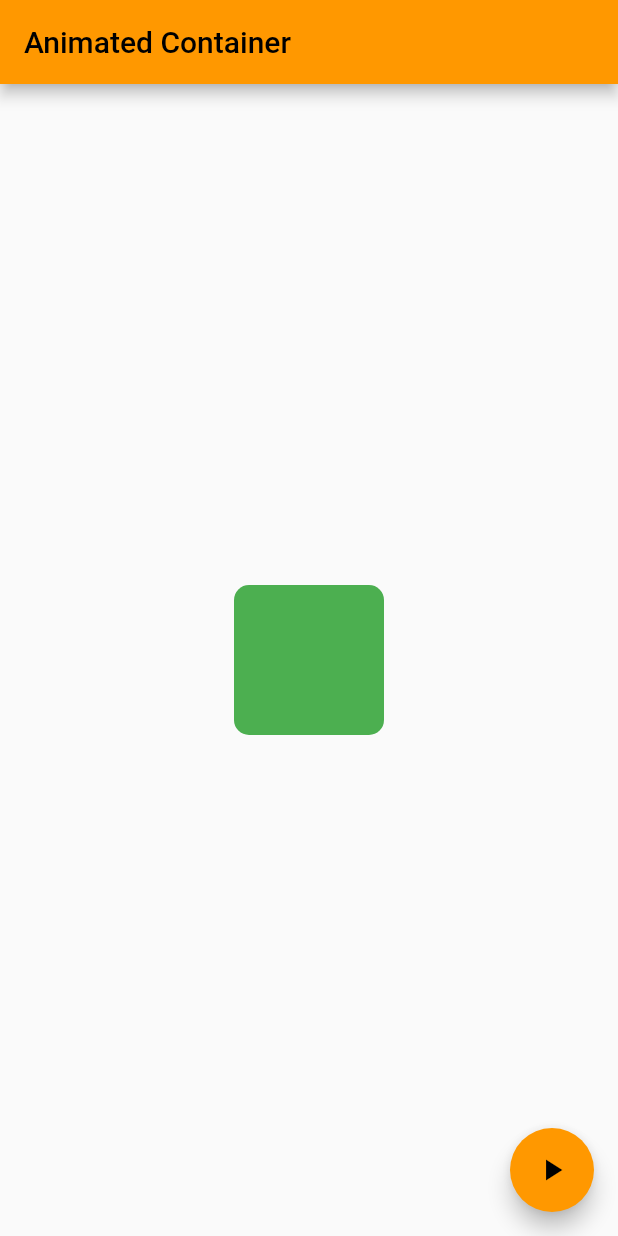
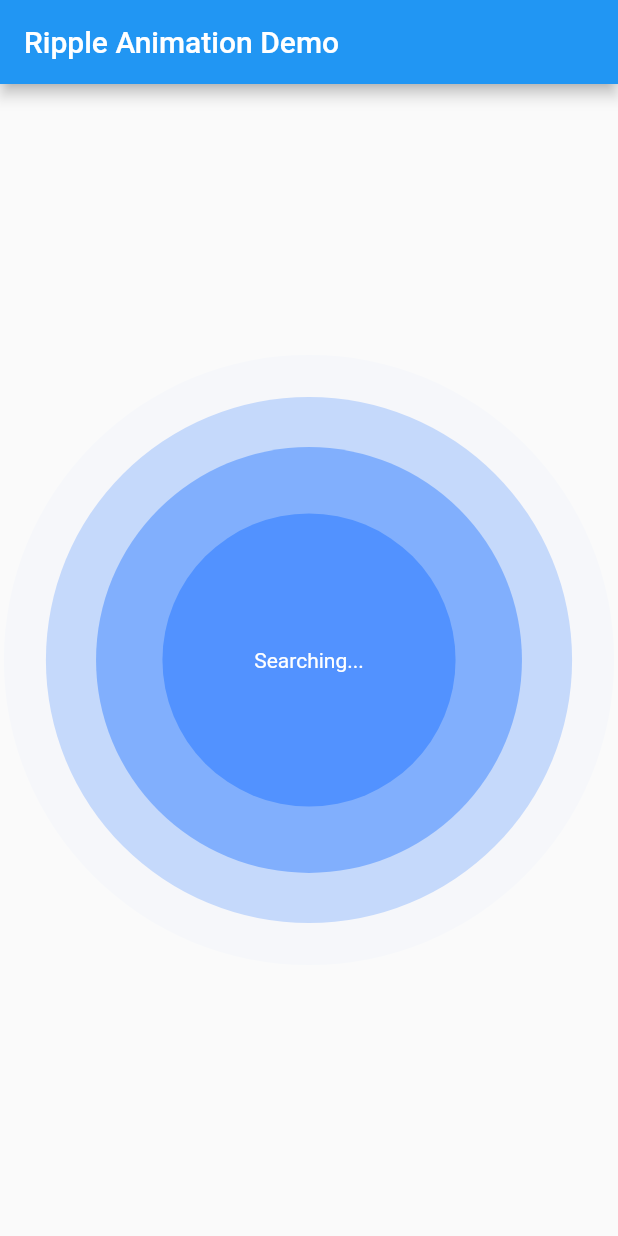
Before and after one commit to vikassuthar44/FlutterUI, a Flutter app: the screen it shows after launch, on a phone screen of 412 x 824 dp. Run offline on Flutter 3.47's test engine with Material 2 defaults, Android fonts, the phone set to English and light mode, and no system bars; our stand-ins replace bottom_navy_bar.

Commit message:
added Ripple Animation Screen

```diff
--- a/lib/main.dart
+++ b/lib/main.dart
@@ -2,6 +2,7 @@ import 'package:flutter/material.dart';
 import 'package:ui_flutter/screens/OtpScreen.dart';
 import 'package:ui_flutter/screens/WhatsAppProfileScreen.dart';
 import 'package:ui_flutter/pageanimation/FirstPageScreen.dart';
+import 'package:ui_flutter/rippleanimation/RipplesAnimation.dart';
 import 'package:ui_flutter/animatedContainer/AnimatedContainerClass.dart';
 
 
@@ -16,8 +17,7 @@ class MyApp extends StatelessWidget {
     return MaterialApp(
       title: "Flutter UI",
       debugShowCheckedModeBanner: false,
-      theme: ThemeData(primarySwatch: Colors.orange),
-      home:  AnimatedContainerClass(),
+      home:  RipplesAnimation(),
     );
   }
 }
--- /dev/null
+++ b/lib/rippleanimation/CirclePainter.dart
@@ -0,0 +1,38 @@
+import 'package:flutter/material.dart';
+import 'dart:math' as math show sin, pi, sqrt;
+
+
+class CirclePainter extends CustomPainter {
+
+  late final Color colorValue;
+  late final Animation<double> _animation;
+
+  CirclePainter(
+      this._animation, {
+        required this.colorValue,
+      }) : super(repaint: _animation);
+
+  void circle(Canvas canvas, Rect rect, double value) {
+    final double opacity = (1.0 - (value / 4.0)).clamp(0.0, 1.0);
+    final Color color = colorValue.withOpacity(opacity);
+    final double size = rect.width/2;
+    final double area = size * size;
+    final double radius = math.sqrt(area * value / 4);
+    final Paint paint = Paint()..color = color;
+    canvas.drawCircle(rect.center, radius, paint);
+  }
+
+
+
+  @override
+  void paint(Canvas canvas, Size size) {
+    final Rect rect = Rect.fromLTRB(0.0, 0.0, size.width, size.height);
+    for(int wave = 3; wave >= 0; wave--) {
+      circle(canvas, rect, wave + _animation.value);
+    }
+  }
+
+  @override
+  bool shouldRepaint(covariant CustomPainter oldDelegate) => true;
+
+}
--- /dev/null
+++ b/lib/rippleanimation/RipplesAnimation.dart
@@ -0,0 +1,47 @@
+import 'package:flutter/material.dart';
+import 'package:ui_flutter/rippleanimation/CirclePainter.dart';
+
+class RipplesAnimation extends StatefulWidget {
+  const RipplesAnimation({Key? key}) : super(key: key);
+
+  @override
+  State<RipplesAnimation> createState() => _RipplesAnimationState();
+}
+
+class _RipplesAnimationState extends State<RipplesAnimation> with TickerProviderStateMixin {
+  late AnimationController _controller;
+
+  @override
+  void initState() {
+    super.initState();
+    _controller = AnimationController(
+      duration: const Duration(milliseconds: 2000),
+      vsync: this,
+    )..repeat();
+  }
+
+  @override
+  Widget build(BuildContext context) {
+    Size size = MediaQuery.of(context).size;
+    return Scaffold(
+      appBar: AppBar(
+        title: const Text("Ripple Animation Demo"),
+      ),
+      body: Center(
+        child: CustomPaint(
+          painter: CirclePainter(
+            _controller,
+            colorValue: Colors.blueAccent
+          ),
+          child:  SizedBox(
+            width: size.width,
+            height: size.height,
+            child: const Center(
+              child: Text("Searching...", style: TextStyle(color: Colors.white),)
+            ),
+          ),
+        ),
+      ),
+    );
+  }
+}
```
Also changed, not shown: lib/rippleanimation/CurveWave.dart (added, +14 -0 lines), lib/screens/DrawerScreen.dart (added, +97 -0 lines).
